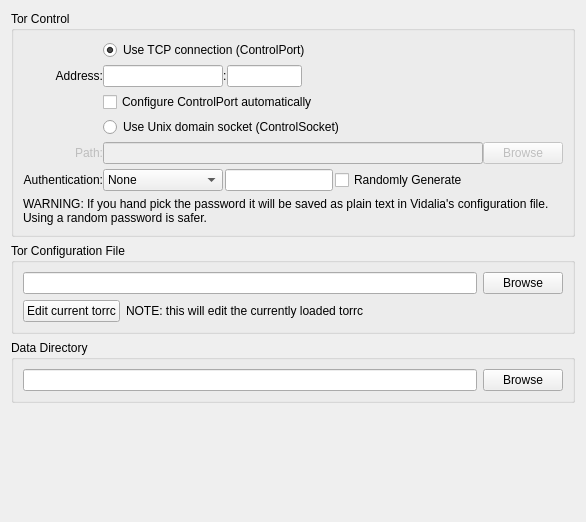
The window that src/vidalia/config/AdvancedPage.ui (a-ilin/vidalia) describes before a commit, drawn with Qt 5.
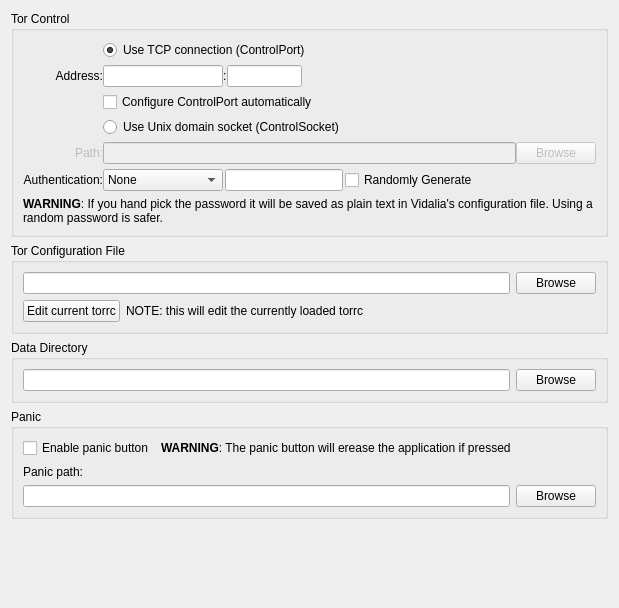
The same window after the commit.

Commit message: Implement panic button

Patch:
```diff
--- a/src/vidalia/config/AdvancedPage.ui
+++ b/src/vidalia/config/AdvancedPage.ui
@@ -6,8 +6,8 @@
    <rect>
     <x>0</x>
     <y>0</y>
-    <width>586</width>
-    <height>522</height>
+    <width>619</width>
+    <height>608</height>
    </rect>
   </property>
   <property name="contextMenuPolicy">
@@ -252,7 +252,7 @@
       <item>
        <widget class="QLabel" name="lblWarn">
         <property name="text">
-         <string>WARNING: If you hand pick the password it will be saved as plain text in Vidalia's configuration file. Using a random password is safer.</string>
+         <string>&lt;b&gt;WARNING&lt;/b&gt;: If you hand pick the password it will be saved as plain text in Vidalia's configuration file. Using a random password is safer.</string>
         </property>
         <property name="wordWrap">
          <bool>true</bool>
@@ -414,6 +414,66 @@
      </layout>
     </widget>
    </item>
+   <item>
+    <widget class="QGroupBox" name="groupBox">
+     <property name="title">
+      <string>Panic</string>
+     </property>
+     <layout class="QGridLayout" name="gridLayout">
+      <item row="3" column="1" colspan="2">
+       <widget class="QLabel" name="lblPanicWarn">
+        <property name="text">
+         <string>&lt;b&gt;WARNING&lt;/b&gt;: The panic button will erease the application if pressed</string>
+        </property>
+       </widget>
+      </item>
+      <item row="6" column="0" colspan="2">
+       <widget class="QLineEdit" name="linePanicPath">
+        <property name="sizePolicy">
+         <sizepolicy hsizetype="Preferred" vsizetype="Fixed">
+          <horstretch>0</horstretch>
+          <verstretch>0</verstretch>
+         </sizepolicy>
+        </property>
+       </widget>
+      </item>
+      <item row="6" column="2">
+       <widget class="QPushButton" name="btnBrowsePanicPath">
+        <property name="text">
+         <string>Browse</string>
+        </property>
+       </widget>
+      </item>
+      <item row="3" column="0">
+       <widget class="QCheckBox" name="chkEnablePanic">
+        <property name="text">
+         <string>Enable panic button</string>
+        </property>
+       </widget>
+      </item>
+      <item row="5" column="0" colspan="2">
+       <widget class="QLabel" name="lblPanicPath">
+        <property name="text">
+         <string>Panic path:</string>
+        </property>
+       </widget>
+      </item>
+      <item row="4" column="1">
+       <spacer name="horizontalSpacer_2">
+        <property name="orientation">
+         <enum>Qt::Horizontal</enum>
+        </property>
+        <property name="sizeHint" stdset="0">
+         <size>
+          <width>40</width>
+          <height>1</height>
+         </size>
+        </property>
+       </spacer>
+      </item>
+     </layout>
+    </widget>
+   </item>
    <item>
     <spacer name="verticalSpacer">
      <property name="orientation">
```
Left out of the diff: 67 changed lines with no effect on the pictures. The commit also changes 8 other files.
